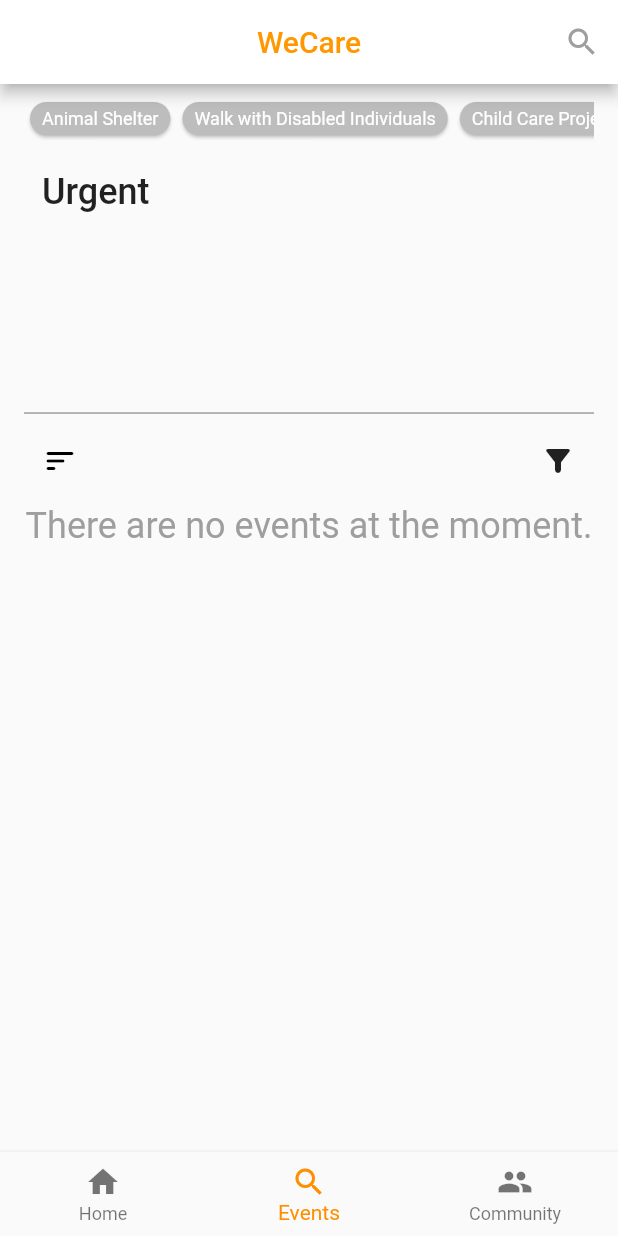
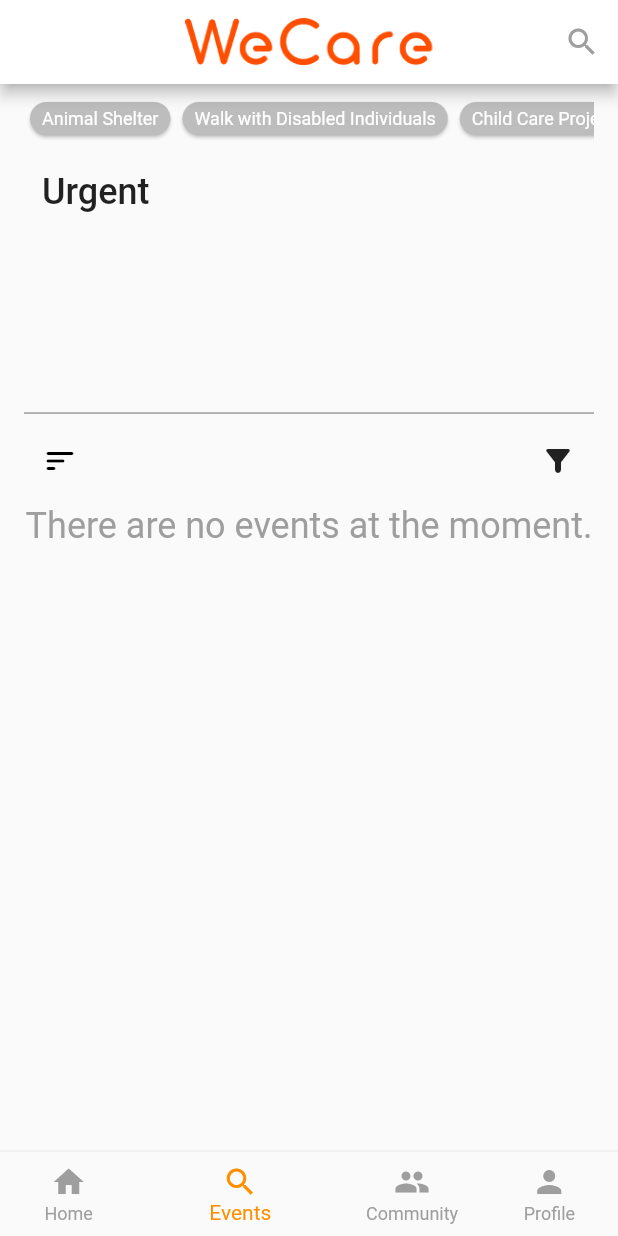
Before and after one commit to CanberkGunduz/WeCare, a Flutter app: the MainPage screen opened directly, item 2 of the bottom bar chosen, on a phone screen of 412 x 824 dp. Run offline on Flutter 3.47's test engine with Material 2 defaults, Android fonts, the phone set to English and light mode, and no system bars; our stand-ins replace cloud_firestore, country_picker, firebase_auth, firebase_core, firebase_storage, geolocator and 4 more; missing offline and left inert: location_picker_flutter_map; accounts and stored records are empty.

Commit message:
appbar styling

```diff
--- a/lib/events/screens/events_feed.dart
+++ b/lib/events/screens/events_feed.dart
@@ -24,9 +24,9 @@ class EventFeed extends StatelessWidget {
             ),
           )
         ],
-        title: Text(
-          "WeCare",
-          style: TextStyle(color: Colors.orange),
+        title: Image.asset(
+          "assets/WeCare.png",
+          width: Get.width * 0.4,
         ),
         centerTitle: true,
       ),
@@ -143,7 +143,7 @@ class FilterCard extends StatelessWidget {
       onTap: () => isEnabled.value = !isEnabled.value,
       child: Obx(
         () => Card(
-          color: isEnabled.value ? Colors.blue[400] : Colors.grey[400],
+          color: isEnabled.value ? Colors.orange[900] : Colors.grey[400],
           child: Padding(
             padding: const EdgeInsets.symmetric(horizontal: 8, vertical: 4),
             child: Text(
--- a/lib/events/screens/events_main.dart
+++ b/lib/events/screens/events_main.dart
@@ -17,9 +17,9 @@ class EventMainPage extends StatelessWidget {
     RxInt index = myTabController.controller.index.obs;
     final PageController pageController = PageController(initialPage: index.value);
     return Scaffold(
-      backgroundColor: Colors.grey[300],
+      backgroundColor: Colors.white,
       appBar: AppBar(
-        backgroundColor: Colors.grey[200],
+        backgroundColor: Colors.white,
         title: TabBar(
             indicator: BoxDecoration(
               // borderRadius: BorderRadius.circular(50),
--- a/lib/events/tiles/event_tile.dart
+++ b/lib/events/tiles/event_tile.dart
@@ -27,7 +27,7 @@ class EventTile extends StatelessWidget {
             borderRadius: BorderRadius.circular(10),
             boxShadow: [
               BoxShadow(
-                color: Colors.grey.withOpacity(0.2),
+                color: Colors.grey.withOpacity(0.3),
                 spreadRadius: 3,
                 blurRadius: 5,
                 offset: Offset(0, 0),
--- a/lib/mainpage.dart
+++ b/lib/mainpage.dart
@@ -1,5 +1,6 @@
 import 'package:flutter/material.dart';
 import 'package:gdsc_metu2023/events/screens/events_feed.dart';
+import 'package:gdsc_metu2023/profile_screen.dart';
 import 'package:get/get.dart';
 import 'calendar/screens/calendarpage.dart';
 import 'events/screens/events_main.dart';
@@ -9,7 +10,7 @@ class MainPage extends StatelessWidget {
   MainPage({Key? key}) : super(key: key);
   RxInt _currentIndex = 0.obs;
 
-  final pages = [Homepage(), EventFeed(), EventMainPage()];
+  final pages = [Homepage(), EventFeed(), EventMainPage(), ProfileScreen()];
 
   @override
   Widget build(BuildContext context) {
@@ -35,9 +36,15 @@ class MainPage extends StatelessWidget {
                 icon: Icon(Icons.people),
                 label: 'Community',
               ),
+              BottomNavigationBarItem(
+                icon: Icon(Icons.person),
+                label: 'Profile',
+              ),
             ],
             currentIndex: _currentIndex.value,
             selectedItemColor: Colors.amber[800],
+            unselectedItemColor: Colors.grey,
+            showUnselectedLabels: true,
           ),
         ),
       ),
```
Also changed, not shown: lib/home/screens/homepage.dart (+90 -38 lines), lib/profile_screen.dart (+18 -22 lines), assets/logo.png.
